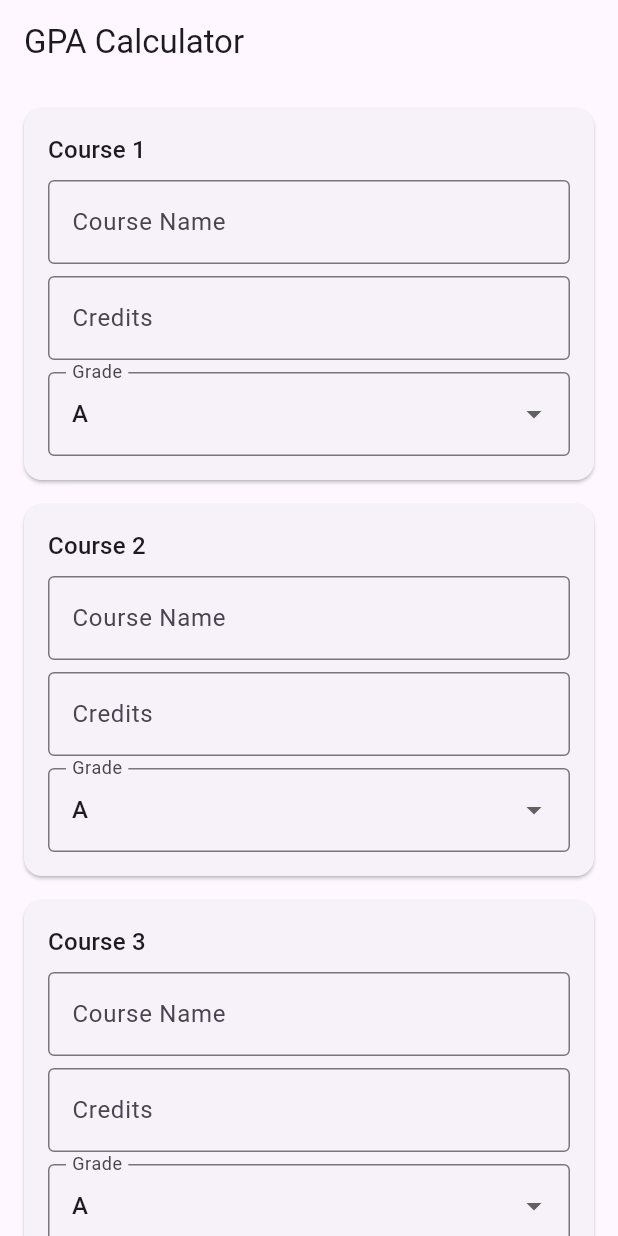
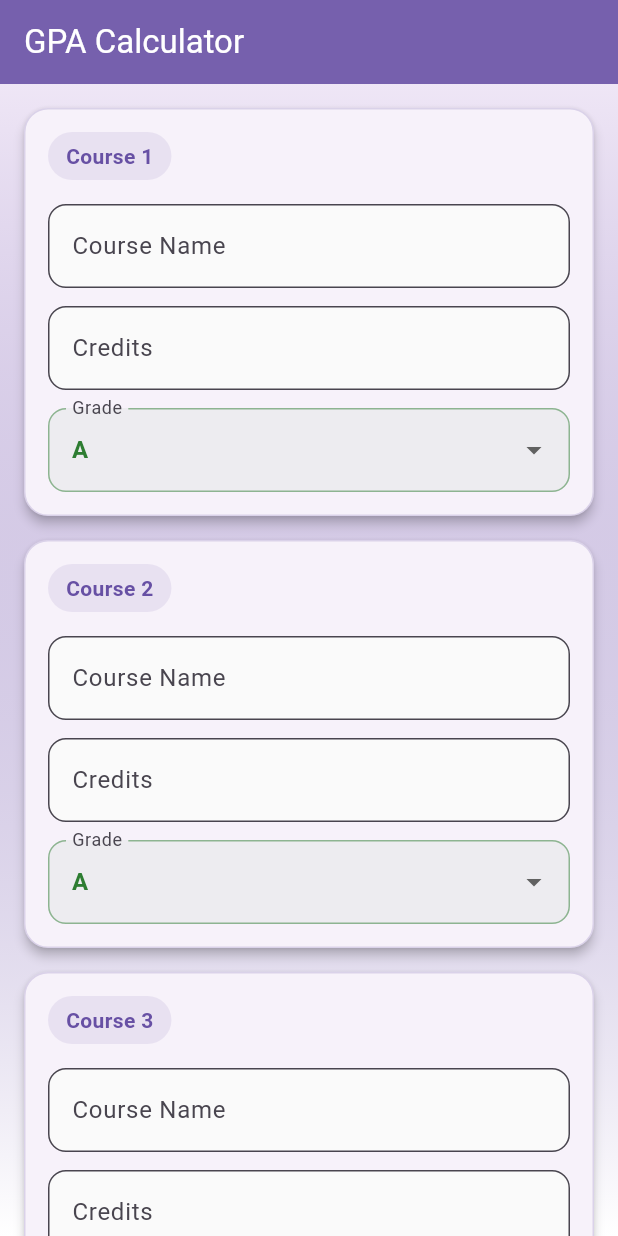
Before and after one commit to NimsaraPeiris/GPA-CAL-Flutter, a Flutter app: the screen it shows after launch, on a phone screen of 412 x 824 dp. Run offline on Flutter 3.47's test engine with Material 3 defaults, Android fonts, the phone set to English and light mode, and no system bars.

Commit message:
Colorized main screen

```diff
--- a/lib/screens/gpa_form_screen.dart
+++ b/lib/screens/gpa_form_screen.dart
@@ -23,13 +23,33 @@ class _GPAFormScreenState extends State<GPAFormScreen> {
   );
   final List<String> selectedGrades = List.generate(6, (index) => 'A');
 
+  Color _getGradeColor(String grade) {
+    switch (grade) {
+      case 'A':
+        return const Color(0xFF2E7D32);
+      case 'B+':
+        return const Color(0xFF1565C0);
+      case 'B':
+        return const Color(0xFF1976D2);
+      case 'C+':
+        return const Color(0xFF6A1B9A);
+      case 'C':
+        return const Color(0xFF7B1FA2);
+      case 'D+':
+        return const Color(0xFFEF6C00);
+      default:
+        return const Color(0xFFD32F2F);
+    }
+  }
+
   void _calculateGPA() {
     if (_formKey.currentState!.validate()) {
       courses.clear();
       int filledCourses = 0;
 
       for (int i = 0; i < 6; i++) {
-        if (nameControllers[i].text.isNotEmpty && creditControllers[i].text.isNotEmpty) {
+        if (nameControllers[i].text.isNotEmpty &&
+            creditControllers[i].text.isNotEmpty) {
           courses.add(Course(
             name: nameControllers[i].text.trim(),
             credits: int.parse(creditControllers[i].text),
@@ -59,40 +79,105 @@ class _GPAFormScreenState extends State<GPAFormScreen> {
   Widget build(BuildContext context) {
     return Scaffold(
       appBar: AppBar(
-        title: const Text('GPA Calculator'),
+        title: const Text('GPA Calculator',
+        style: TextStyle(color: Colors.white)),
+        elevation: 0,
+        backgroundColor: Theme.of(context).primaryColor.withOpacity(0.9),
       ),
-      body: Form(
+      body: Container(
+        decoration: BoxDecoration(
+          gradient: LinearGradient(
+            begin: Alignment.topCenter,
+            end: Alignment.bottomCenter,
+            colors: [
+              Theme.of(context).primaryColor.withOpacity(0.1),
+              Colors.white,
+            ],
+          ),
+        ),
+        child: Form(
           key: _formKey,
           child: ListView(
             padding: const EdgeInsets.all(16.0),
             children: [
               ...List.generate(6, (index) => _buildCourseInput(index)),
               const SizedBox(height: 20),
-            ElevatedButton(
+              Padding(
+                padding: const EdgeInsets.symmetric(horizontal: 32.0),
+                child: ElevatedButton(
+                  style: ElevatedButton.styleFrom(
+                    backgroundColor: Theme.of(context).primaryColor,
+                    padding: const EdgeInsets.symmetric(vertical: 16),
+                    shape: RoundedRectangleBorder(
+                      borderRadius: BorderRadius.circular(30),
+                    ),
+                    elevation: 4,
+                  ),
                   onPressed: _calculateGPA,
-              child: const Text('Calculate GPA'),
+                  child: const Text(
+                    'Calculate GPA',
+                    style: TextStyle(fontSize: 18, fontWeight: FontWeight.bold, color: Colors.white),
+                  ),
+                ),
               ),
             ],
+          ),
         ),
       ),
     );
   }
 
   Widget _buildCourseInput(int index) {
+    final gradeColor = _getGradeColor(selectedGrades[index]);
+
     return Card(
       margin: const EdgeInsets.only(bottom: 16.0),
+      elevation: 3,
+      shape: RoundedRectangleBorder(
+        borderRadius: BorderRadius.circular(16),
+        side: BorderSide(
+          color: Theme.of(context).primaryColor.withOpacity(0.2),
+        ),
+      ),
       child: Padding(
         padding: const EdgeInsets.all(16.0),
         child: Column(
           crossAxisAlignment: CrossAxisAlignment.start,
           children: [
-            Text('Course ${index + 1}', style: Theme.of(context).textTheme.titleMedium),
-            const SizedBox(height: 8),
+            Row(
+              children: [
+                Container(
+                  padding:
+                      const EdgeInsets.symmetric(horizontal: 12, vertical: 6),
+                  decoration: BoxDecoration(
+                    color: Theme.of(context).primaryColor.withOpacity(0.1),
+                    borderRadius: BorderRadius.circular(20),
+                  ),
+                  child: Text(
+                    'Course ${index + 1}',
+                    style: TextStyle(
+                      color: Theme.of(context).primaryColor,
+                      fontWeight: FontWeight.bold,
+                    ),
+                  ),
+                ),
+              ],
+            ),
+            const SizedBox(height: 16),
             TextFormField(
               controller: nameControllers[index],
-              decoration: const InputDecoration(
+              decoration: InputDecoration(
                 labelText: 'Course Name',
-                border: OutlineInputBorder(),
+                border: OutlineInputBorder(
+                  borderRadius: BorderRadius.circular(12),
+                ),
+                focusedBorder: OutlineInputBorder(
+                  borderRadius: BorderRadius.circular(12),
+                  borderSide: BorderSide(
+                      color: Theme.of(context).primaryColor, width: 2),
+                ),
+                filled: true,
+                fillColor: Colors.grey[50],
               ),
               validator: (value) {
                 if (index == 0 && (value == null || value.isEmpty)) {
@@ -101,12 +186,21 @@ class _GPAFormScreenState extends State<GPAFormScreen> {
                 return null;
               },
             ),
-            const SizedBox(height: 8),
+            const SizedBox(height: 12),
             TextFormField(
               controller: creditControllers[index],
-              decoration: const InputDecoration(
+              decoration: InputDecoration(
                 labelText: 'Credits',
-                border: OutlineInputBorder(),
+                border: OutlineInputBorder(
+                  borderRadius: BorderRadius.circular(12),
+                ),
+                focusedBorder: OutlineInputBorder(
+                  borderRadius: BorderRadius.circular(12),
+                  borderSide: BorderSide(
+                      color: Theme.of(context).primaryColor, width: 2),
+                ),
+                filled: true,
+                fillColor: Colors.grey[50],
               ),
               keyboardType: TextInputType.number,
               validator: (value) {
@@ -128,17 +222,35 @@ class _GPAFormScreenState extends State<GPAFormScreen> {
                 return null;
               },
             ),
-            const SizedBox(height: 8),
+            const SizedBox(height: 12),
             DropdownButtonFormField<String>(
               value: selectedGrades[index],
-              decoration: const InputDecoration(
+              decoration: InputDecoration(
                 labelText: 'Grade',
-                border: OutlineInputBorder(),
+                border: OutlineInputBorder(
+                  borderRadius: BorderRadius.circular(12),
+                ),
+                focusedBorder: OutlineInputBorder(
+                  borderRadius: BorderRadius.circular(12),
+                  borderSide: BorderSide(color: gradeColor, width: 2),
+                ),
+                enabledBorder: OutlineInputBorder(
+                  borderRadius: BorderRadius.circular(12),
+                  borderSide: BorderSide(color: gradeColor.withOpacity(0.5)),
+                ),
+                filled: true,
+                fillColor: gradeColor.withOpacity(0.05),
               ),
               items: GradeScale.grades.map((String grade) {
                 return DropdownMenuItem<String>(
                   value: grade,
-                  child: Text(grade),
+                  child: Text(
+                    grade,
+                    style: TextStyle(
+                      color: _getGradeColor(grade),
+                      fontWeight: FontWeight.bold,
+                    ),
+                  ),
                 );
               }).toList(),
               onChanged: (String? newValue) {
--- a/lib/screens/gpa_result_screen.dart
+++ b/lib/screens/gpa_result_screen.dart
@@ -45,7 +45,8 @@ class GPAResultScreen extends StatelessWidget {
 
     return Scaffold(
       appBar: AppBar(
-        title: const Text('GPA Result'),
+        title: Text('GPA Result',
+        style: TextStyle(color: Colors.white),),
         backgroundColor: gpaColor.withOpacity(0.9),
         elevation: 0,
       ),
@@ -171,7 +172,7 @@ class GPAResultScreen extends StatelessWidget {
                   onPressed: () => Navigator.pop(context),
                   child: const Text(
                     'Calculate Another GPA',
-                    style: TextStyle(fontSize: 16),
+                    style: TextStyle(fontSize: 16, color: Colors.white),
                   ),
                 ),
               ),
```
Lines whose indentation alone changed are shown as unchanged.
